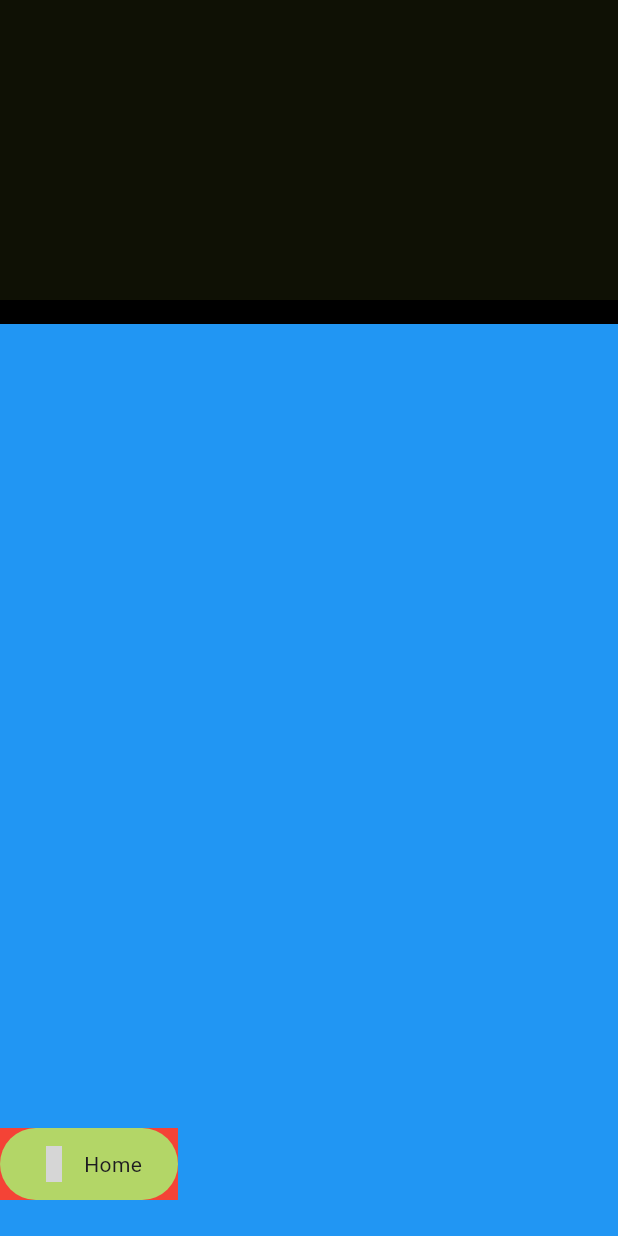
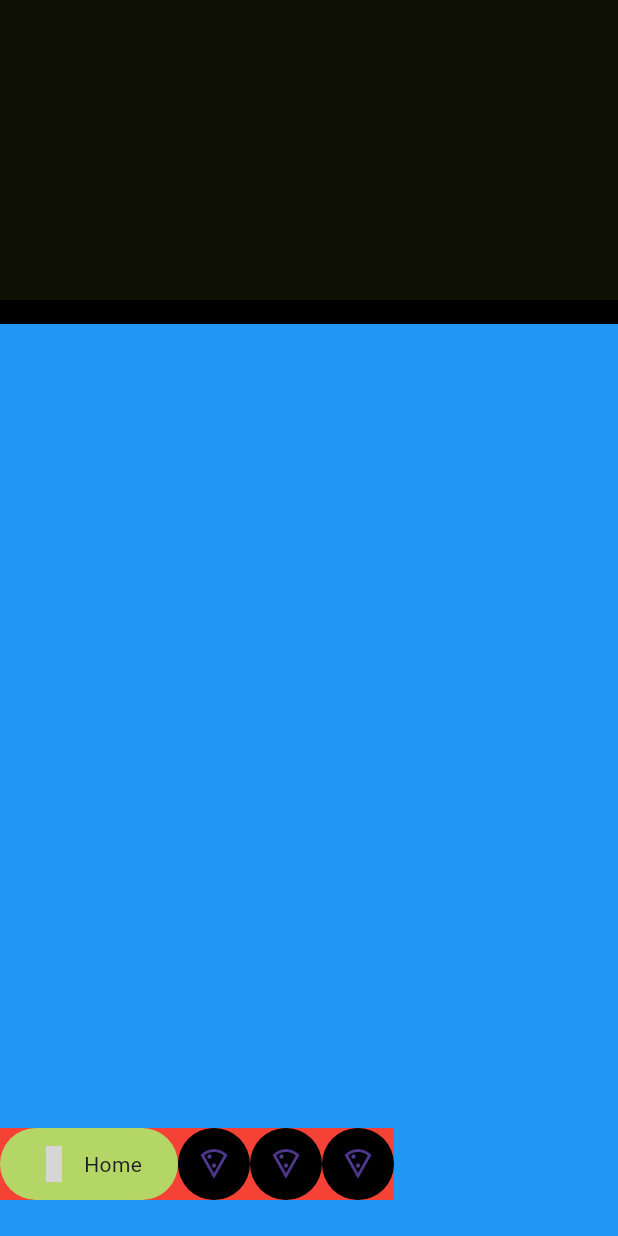
Before and after one commit to JAICHANGPARK/flutter_notebook_chapter_43, a Flutter app: the FoodOrderMainPage screen opened directly, on a phone screen of 412 x 824 dp. Run offline on Flutter 3.47's test engine with Material 3 defaults, Android fonts, the phone set to English and light mode, and no system bars; our stand-ins replace gap, hugeicons, percent_indicator; grey boxes are pictures that could not be loaded.

Commit message:
Update food_order_main_page.dart

```diff
--- a/lib/ep2393_food_order_app/ui/food_order_main_page.dart
+++ b/lib/ep2393_food_order_app/ui/food_order_main_page.dart
@@ -34,7 +34,6 @@ class _FoodOrderMainPageState extends State<FoodOrderMainPage> {
                   bottom: 24,
                   child: Container(
                     color: Colors.red,
-
                     child: Row(
                       children: [
                         Container(
@@ -50,6 +49,21 @@ class _FoodOrderMainPageState extends State<FoodOrderMainPage> {
                               Text("Home"),
                             ],
                           ),
+                        ),
+                        CircleAvatar(
+                          radius: 24,
+                          backgroundColor: Colors.black,
+                          child: Icon(Icons.local_pizza_outlined),
+                        ),
+                        CircleAvatar(
+                          radius: 24,
+                          backgroundColor: Colors.black,
+                          child: Icon(Icons.local_pizza_outlined),
+                        ),
+                        CircleAvatar(
+                          radius: 24,
+                          backgroundColor: Colors.black,
+                          child: Icon(Icons.local_pizza_outlined),
                         )
                       ],
                     ),
```
